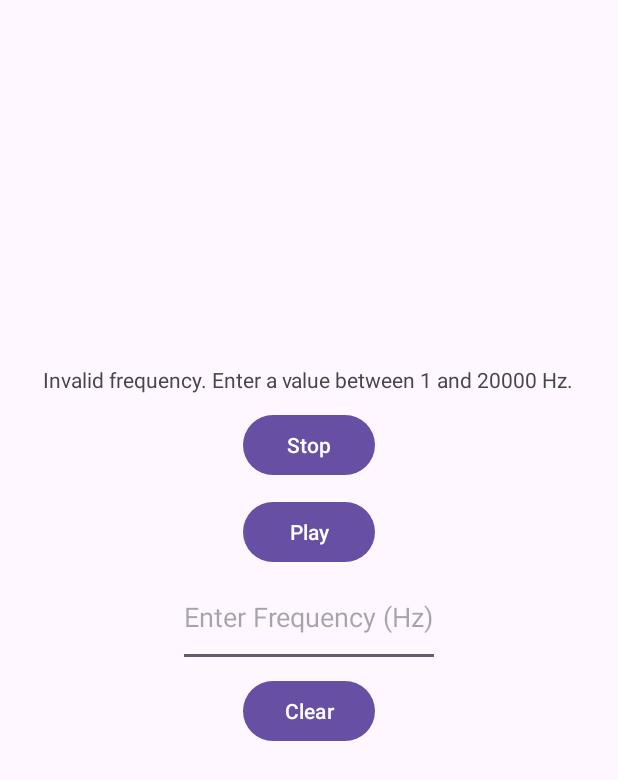
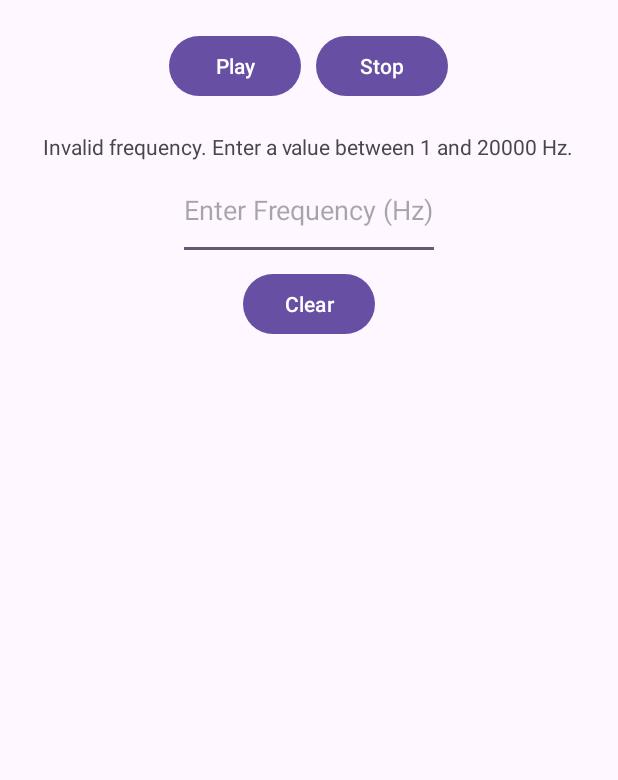
Before and after one commit to CheapPizza/FreqGenAndroid, an Android app: the screen it shows after launch (MainActivity), after a tap on "Play", on a phone screen of 412 x 824 dp. Shown: the top 780 px of the screen. Run offline under Robolectric (Android 15) with nearby library versions, the phone set to English and light mode, and no system bars.

Commit message:
improve layout

```diff
--- a/app/src/main/java/com/example/frequencygenerator/MainActivity.kt
+++ b/app/src/main/java/com/example/frequencygenerator/MainActivity.kt
@@ -4,7 +4,6 @@ import android.media.AudioAttributes
 import android.media.AudioFormat
 import android.media.AudioTrack
 import android.os.Bundle
-import android.util.Log
 import android.widget.Button
 import android.widget.EditText
 import android.widget.TextView
@@ -20,7 +19,6 @@ class MainActivity : AppCompatActivity() {
     private lateinit var resetButton: Button
     private var audioTrack: AudioTrack? = null
     private var isPlaying = false
-    private val TAG = "FrequencyGenerator"
 
     override fun onCreate(savedInstanceState: Bundle?) {
         super.onCreate(savedInstanceState)
@@ -38,7 +36,6 @@ class MainActivity : AppCompatActivity() {
                 frequencyTextView.text = "Current Frequency: $frequency Hz"
                 playFrequency(frequency)
             } else {
-                Log.d(TAG, "Invalid frequency input")
                 frequencyTextView.text = "Invalid frequency. Enter a value between 1 and 20000 Hz."
             }
         }
@@ -84,11 +81,9 @@ class MainActivity : AppCompatActivity() {
             .setBufferSizeInBytes(samples.size * 2)
             .build()
 
-        val writeResult = audioTrack?.write(samples, 0, samples.size) ?: -1
-        Log.d(TAG, "AudioTrack write result: $writeResult")
+        audioTrack?.write(samples, 0, samples.size) ?: -1
         audioTrack?.setVolume(AudioTrack.getMaxVolume())
         audioTrack?.play()
-        Log.d(TAG, "Playing frequency: $frequency Hz")
 
         isPlaying = true
     }
--- a/app/src/main/res/layout/activity_main.xml
+++ b/app/src/main/res/layout/activity_main.xml
@@ -9,30 +9,34 @@
         android:id="@+id/frequencyEditText"
         android:layout_width="wrap_content"
         android:layout_height="66dp"
-        android:layout_centerInParent="true"
+        android:layout_below="@id/frequencyTextView"
         android:hint="Enter Frequency (Hz)"
+        android:layout_centerHorizontal="true"
         android:inputType="number"
         android:visibility="visible" />
+
+    <LinearLayout
+        android:id="@+id/buttonsContainer"
+        android:layout_width="wrap_content"
+        android:layout_height="wrap_content"
+        android:orientation="horizontal"
+        android:layout_centerHorizontal="true"
+        android:layout_alignParentTop="true"
+        android:layout_marginTop="20dp">
 
         <Button
             android:id="@+id/playButton"
             android:layout_width="wrap_content"
             android:layout_height="wrap_content"
-        android:layout_above="@id/frequencyEditText"
-        android:layout_centerHorizontal="true"
-        android:layout_marginTop="10dp"
             android:text="Play"
-        android:visibility="visible" />
+            android:layout_marginEnd="10dp"/>
 
         <Button
             android:id="@+id/stopButton"
             android:layout_width="wrap_content"
             android:layout_height="wrap_content"
-        android:layout_above="@id/playButton"
-        android:layout_centerHorizontal="true"
-        android:layout_marginTop="10dp"
-        android:text="Stop"
-        android:visibility="visible" />
+            android:text="Stop"/>
+    </LinearLayout>
 
     <Button
         android:id="@+id/resetButton"
@@ -48,7 +52,7 @@
         android:id="@+id/frequencyTextView"
         android:layout_width="wrap_content"
         android:layout_height="wrap_content"
-        android:layout_above="@id/stopButton"
+        android:layout_below="@id/buttonsContainer"
         android:layout_centerHorizontal="true"
         android:layout_marginTop="20dp"
         android:text="Enter a frequency to start"
```
Lines whose indentation alone changed are shown as unchanged.
